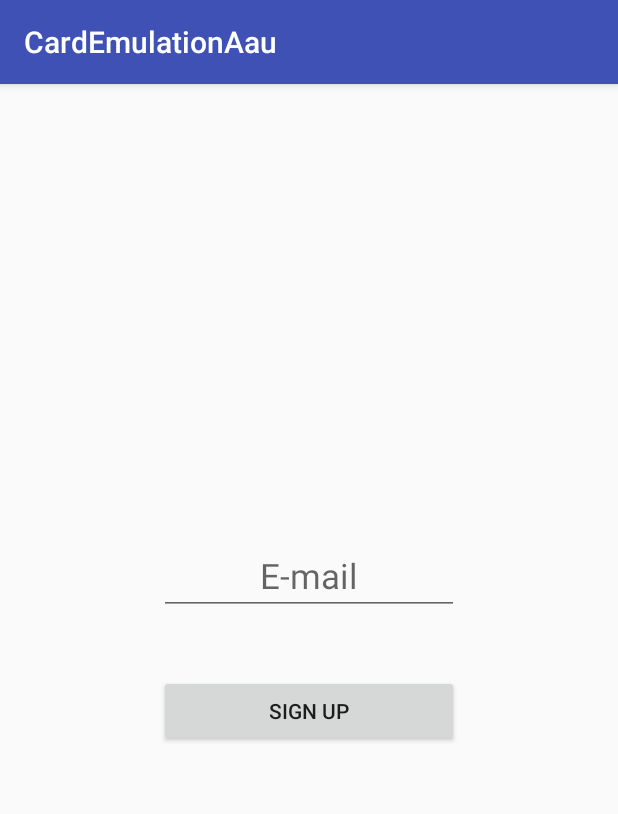
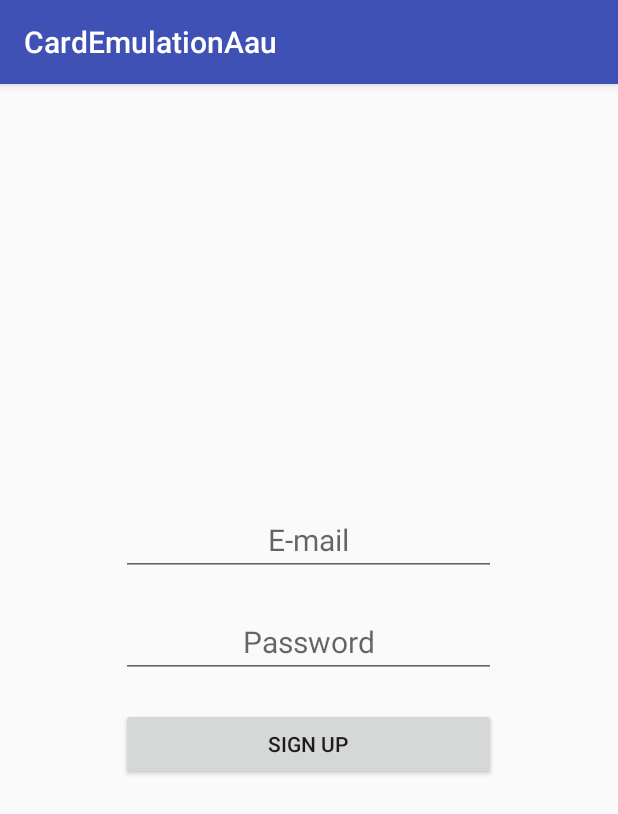
Before and after one commit to zafodB/CardEmulationAau, an Android app: the fragment CreateAccFragment shown on its own in the app's theme, after a tap on "SIGN UP", on a phone screen of 412 x 824 dp. Shown: the top 814 px of the screen. Run offline under Robolectric (Android 15) with nearby library versions, the phone set to English and light mode, and no system bars.

Commit message:
Implemented creating new user with the server.

```diff
--- a/app/build.gradle
+++ b/app/build.gradle
@@ -29,6 +29,11 @@ dependencies {
     compile 'com.android.support:cardview-v7:21.0.+'
     compile 'com.android.support:recyclerview-v7:21.0.+'
 
+    compile 'com.squareup.retrofit2:retrofit:2.1.0'
+    compile 'com.squareup.retrofit2:converter-gson:2.0.1'
+
+    compile 'com.google.code.gson:gson:2.6.2'
+
 
 
     testCompile 'junit:junit:4.12'
--- a/app/src/main/AndroidManifest.xml
+++ b/app/src/main/AndroidManifest.xml
@@ -7,6 +7,7 @@
         android:required="true"/>
 
     <uses-permission android:name="android.permission.NFC"/>
+    <uses-permission android:name="android.permission.INTERNET"/>
 
     <application
         android:allowBackup="true"
--- /dev/null
+++ b/app/src/main/java/com/example/filip/cardemulationaau/network/MyRetrofitAPI.java
@@ -0,0 +1,21 @@
+package com.example.filip.cardemulationaau.network;
+
+
+import okhttp3.ResponseBody;
+import retrofit2.Call;
+import retrofit2.http.Body;
+import retrofit2.http.Headers;
+import retrofit2.http.POST;
+
+/**
+ * Created by filip on 23/11/2016.
+ */
+
+public interface MyRetrofitAPI {
+
+    @Headers("Content-Type:application/json")
+    @POST("/users")
+    Call<LoginToken> createUser(@Body User user);
+//    Call<ResponseBody> createUser(@Body User user);
+
+}
--- /dev/null
+++ b/app/src/main/java/com/example/filip/cardemulationaau/network/RestService.java
@@ -0,0 +1,30 @@
+package com.example.filip.cardemulationaau.network;
+
+import retrofit2.Retrofit;
+import retrofit2.converter.gson.GsonConverterFactory;
+
+
+/**
+ * Created by filip on 01/12/2016.
+ */
+
+public class RestService {
+
+    public static final String SERVER_URL = "http://access-node.herokuapp.com";
+    public static MyRetrofitAPI myService;
+
+    public static MyRetrofitAPI getInstance(){
+        if (myService == null){
+            Retrofit myRetrofit = new Retrofit.Builder()
+                    .baseUrl(SERVER_URL)
+                    .addConverterFactory(GsonConverterFactory.create())
+                    .build();
+
+            myService = myRetrofit.create(MyRetrofitAPI.class);
+            return myService;
+        }
+        else{
+            return myService;
+        }
+    }
+}
--- /dev/null
+++ b/app/src/main/java/com/example/filip/cardemulationaau/network/User.java
@@ -0,0 +1,36 @@
+package com.example.filip.cardemulationaau.network;
+
+import com.google.gson.annotations.SerializedName;
+
+/**
+ * Created by filip on 01/12/2016.
+ */
+
+public class User {
+
+    /**
+     * _id : {"$oid":"5835fb031d38c908a2f56fe9"}
+     * email : test@rest.com
+     * password : 1234
+     * __v : 0
+     */
+
+    @SerializedName("email")private String email;
+    @SerializedName("password")private String password;
+
+    public String getEmail() {
+        return email;
+    }
+
+    public void setEmail(String email) {
+        this.email = email;
+    }
+
+    public String getPassword() {
+        return password;
+    }
+
+    public void setPassword(String password) {
+        this.password = password;
+    }
+}
--- a/app/src/main/java/com/example/filip/cardemulationaau/ui_elements/CreateAccFragment.java
+++ b/app/src/main/java/com/example/filip/cardemulationaau/ui_elements/CreateAccFragment.java
@@ -10,11 +10,22 @@ import android.view.View;
 import android.view.ViewGroup;
 import android.widget.Button;
 import android.widget.EditText;
+import android.widget.Toast;
 
 import com.example.filip.cardemulationaau.R;
+import com.example.filip.cardemulationaau.network.LoginToken;
+import com.example.filip.cardemulationaau.network.MyRetrofitAPI;
+import com.example.filip.cardemulationaau.network.RestService;
+import com.example.filip.cardemulationaau.network.User;
 
-import java.util.UUID;
+import java.io.IOException;
 
+import okhttp3.ResponseBody;
+import retrofit2.Call;
+import retrofit2.Callback;
+import retrofit2.Response;
+
+import static com.example.filip.cardemulationaau.ApplicationMain.MEMORY_LOGIN_REF;
 import static com.example.filip.cardemulationaau.ApplicationMain.TAG;
 
 /**
@@ -24,7 +35,10 @@ import static com.example.filip.cardemulationaau.ApplicationMain.TAG;
 public class CreateAccFragment extends Fragment {
 
     EditText emailField;
+    EditText passField;
     Button createAccBtn;
+    String token;
+    String userID;
 
     public static CreateAccFragment newInstance() {
         CreateAccFragment fragment = new CreateAccFragment();
@@ -43,28 +57,65 @@ public class CreateAccFragment extends Fragment {
         View view = inflater.inflate(R.layout.fragment_create_acc, container, false);
 
         emailField = (EditText)view.findViewById(R.id.create_acc_email);
+
+        passField = (EditText)view.findViewById(R.id.create_acc_pass);
+
         createAccBtn = (Button) view.findViewById(R.id.create_acc_btn);
 
         createAccBtn.setOnClickListener(new View.OnClickListener() {
             @Override
             public void onClick(View v) {
 
-                //TODO Server connection goes here
+                postToServer();
+                if (token != null) {
+                    SharedPreferences mySharedPref = getActivity().getSharedPreferences(MEMORY_LOGIN_REF, 0);
+                    SharedPreferences.Editor edit = mySharedPref.edit();
 
-                SharedPreferences mySharedPref = getActivity().getSharedPreferences("ID_storage", 0);
-                SharedPreferences.Editor edit = mySharedPref.edit();
+                    edit.putString("loginToken", token);
+                    edit.putString("user_id", userID);
+                    edit.commit();
 
-                UUID id = UUID.randomUUID();
-
-                edit.putString("id", id.toString());
-                edit.commit();
-
-                MainActivity mActivity = (MainActivity) getActivity();
-                mActivity.replaceFragments();
+                    MainActivity mActivity = (MainActivity) getActivity();
+                    mActivity.replaceFragments();
+                }else{
+                    Toast.makeText(getActivity(), "Sometihng went wrong, please try again.", Toast.LENGTH_LONG);
+                }
             }
         });
 
-
         return view;
     }
+
+    void postToServer(){
+        MyRetrofitAPI service = RestService.getInstance();
+        Call<LoginToken> call = service.createUser(wrapUserData());
+
+        Log.i(TAG,"Enqueing call");
+        call.enqueue(new Callback<LoginToken>() {
+            @Override
+            public void onResponse(Call<LoginToken> call, Response<LoginToken> response) {
+
+                token = response.body().getToken();
+                userID = response.body().getUser_id();
+
+                Log.i(TAG, "token is: " + token);
+                Log.i(TAG, "user ID is: " + userID);
+            }
+
+            @Override
+            public void onFailure(Call<LoginToken> call, Throwable t) {
+                Log.i(TAG, "Got negative response");
+            }
+        });
+    }
+
+    User wrapUserData(){
+        User user = new User();
+
+        user.setEmail(emailField.getText().toString());
+        user.setPassword(passField.getText().toString());
+        Log.i(TAG, "wrapped data");
+
+        return user;
+    }
 }
--- a/app/src/main/java/com/example/filip/cardemulationaau/ui_elements/CreateCardActivity.java
+++ b/app/src/main/java/com/example/filip/cardemulationaau/ui_elements/CreateCardActivity.java
@@ -29,7 +29,7 @@ public class CreateCardActivity extends AppCompatActivity {
         super.onCreate(savedInstanceState);
         setContentView(R.layout.activity_add_new_card);
 
-        cardNameField = (EditText) findViewById(R.id.enter_name);
+        cardNameField = (EditText) findViewById(R.id.enter_email_inst);
         institutionChooser = (Spinner) findViewById(R.id.institution_chooser);
         createCardButton = (Button) findViewById(R.id.commit_add);
 
--- a/app/src/main/res/layout/activity_add_new_card.xml
+++ b/app/src/main/res/layout/activity_add_new_card.xml
@@ -16,10 +16,10 @@
         android:layout_width="match_parent"
         android:layout_height="wrap_content"
         android:layout_margin="10dp"
-        android:inputType="textPersonName"
+        android:inputType="textEmailAddress"
         android:hint="@string/name_hint"
         android:ems="10"
-        android:id="@+id/enter_name"
+        android:id="@+id/enter_email_inst"
         android:layout_alignParentTop="true"
         android:layout_alignParentStart="true"/>
 
@@ -30,7 +30,7 @@
         android:layout_margin="10dp"
         android:paddingTop="5dp"
         android:paddingBottom="10dp"
-        android:layout_below="@+id/enter_name"
+        android:layout_below="@+id/enter_email_inst"
         android:layout_alignParentStart="true"
         android:prompt="@string/spinner_prompt"
         android:entries="@array/spinner_items"
--- a/app/src/main/res/layout/fragment_create_acc.xml
+++ b/app/src/main/res/layout/fragment_create_acc.xml
@@ -11,26 +11,40 @@
         android:layout_centerInParent="true">
 
     <EditText
-        android:layout_width="200dp"
+        android:layout_width="250dp"
         android:layout_height="wrap_content"
         android:layout_marginBottom="20dp"
         android:layout_centerHorizontal="true"
 
         android:gravity="center"
-        android:textSize="23dp"
+        android:textSize="20sp"
         android:inputType="textEmailAddress"
         android:ems="10"
 
         android:hint="@string/email_hint"
         android:id="@+id/create_acc_email"/>
 
+        <EditText
+            android:layout_width="250dp"
+            android:layout_height="wrap_content"
+            android:layout_marginBottom="20dp"
+            android:layout_centerHorizontal="true"
+            android:layout_below="@+id/create_acc_email"
+
+            android:gravity="center"
+            android:textSize="20sp"
+            android:inputType="textPassword"
+            android:ems="10"
+
+            android:hint="@string/pass_hint"
+            android:id="@+id/create_acc_pass"/>
+
     <Button
         android:text="@string/create_acc_btn_txt"
-        android:layout_width="200dp"
+        android:layout_width="250dp"
         android:layout_height="wrap_content"
-        android:layout_below="@+id/create_acc_email"
+        android:layout_below="@+id/create_acc_pass"
         android:layout_centerHorizontal="true"
-        android:layout_marginTop="20dp"
         android:layout_marginBottom="23dp"
         android:id="@+id/create_acc_btn"/>
     </RelativeLayout>
--- a/app/src/main/res/values/strings.xml
+++ b/app/src/main/res/values/strings.xml
@@ -28,6 +28,7 @@
     <string name="no_id_tst">No account found. Open application and create an account.</string>
 
     <string name="email_hint">E-mail</string>
+    <string name="pass_hint">Password</string>
     <string name="create_acc_btn_txt">Sign Up</string>
 
 </resources>
```
Also changed, not shown: app/src/main/java/com/example/filip/cardemulationaau/ApplicationMain.java (+16 -8 lines), app/src/main/java/com/example/filip/cardemulationaau/network/LoginToken.java (added, +34 -0 lines), app/src/main/java/com/example/filip/cardemulationaau/ui_elements/MainActivity.java (+23 -13 lines).
